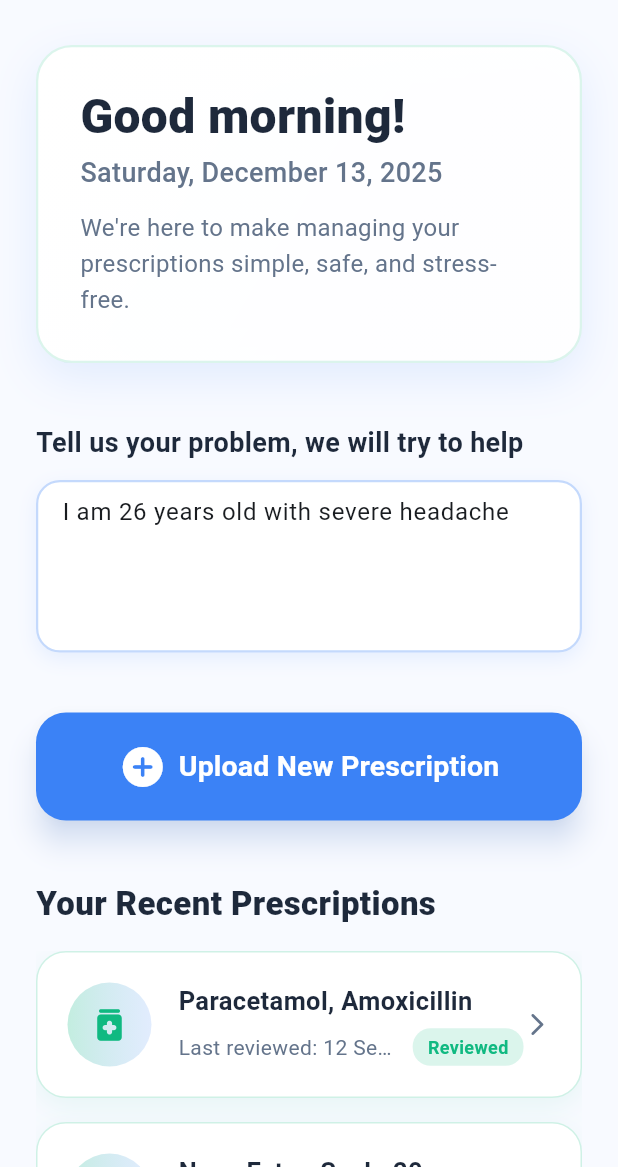
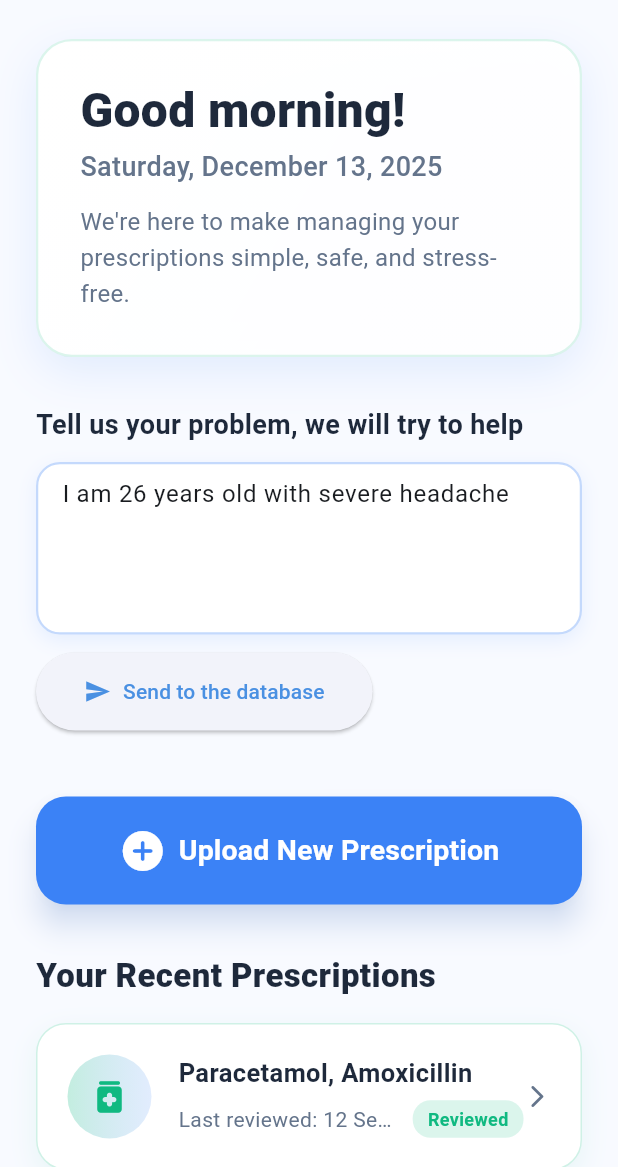
Before and after one commit to tasniamaha/Prescript_Sense, a Flutter app: the DashboardPage screen opened directly, on a phone screen of 412 x 824 dp, the part 69-1236 px from its top. Run offline on Flutter 3.47's test engine with Material 3 defaults, Android fonts, the phone set to English and light mode, and no system bars; our stand-ins replace image_picker.

Commit message:
Update dashboard_page_latest.dart

```diff
--- a/lib/dashboard_page_latest.dart
+++ b/lib/dashboard_page_latest.dart
@@ -1,12 +1,14 @@
 import 'package:flutter/material.dart';
+import 'package:http/http.dart' as http;
+import 'dart:convert';
+
 import 'prescription_upload_page.dart';
 import 'auth_service.dart';
 import 'landing_page.dart';
-import 'reminder_list_page.dart'; // Add this import
+import 'reminder_list_page.dart';
 import 'profile_page.dart';
 import 'medicine_list_page.dart';
 
-// Calming & Welcoming Palette – matching the Landing Page's futuristic yet soothing vibe
 const Color _deepIndigo = Color(0xFF1E3A8A);
 const Color _softBlue = Color(0xFF3B82F6);
 const Color _emerald = Color(0xFF10B981);
@@ -15,8 +17,53 @@ const Color _cardBackground = Colors.white;
 const Color _textPrimary = Color(0xFF1E293B);
 const Color _textSecondary = Color(0xFF64748B);
 
-class DashboardPage extends StatelessWidget {
+class DashboardPage extends StatefulWidget {
   const DashboardPage({super.key});
+
+  @override
+  State<DashboardPage> createState() => _DashboardPageState();
+}
+
+class _DashboardPageState extends State<DashboardPage> {
+  final TextEditingController _problemController = TextEditingController(
+      text: "I am 26 years old with severe headache");
+  String _geminiResponse = "";
+  bool _isLoading = false;
+
+  Future<void> sendToGemini(String userText) async {
+    setState(() {
+      _isLoading = true;
+    });
+
+    try {
+      final uri = Uri.parse("https://your-gemini-api-endpoint.com/ask");
+      final response = await http.post(
+        uri,
+        headers: {"Content-Type": "application/json"},
+        body: jsonEncode({"query": userText}),
+      );
+
+      if (response.statusCode == 200) {
+        final data = jsonDecode(response.body);
+        setState(() {
+          _geminiResponse = data['answer'] ?? "No response from our database";
+        });
+      } else {
+        setState(() {
+          _geminiResponse =
+              "Failed to get response: ${response.statusCode}";
+        });
+      }
+    } catch (e) {
+      setState(() {
+        _geminiResponse = "Error sending checking: $e";
+      });
+    } finally {
+      setState(() {
+        _isLoading = false;
+      });
+    }
+  }
 
   @override
   Widget build(BuildContext context) {
@@ -61,12 +108,12 @@ class DashboardPage extends StatelessWidget {
           const SizedBox(width: 8),
         ],
       ),
-      body: Padding(
-        padding: const EdgeInsets.symmetric(horizontal: 24.0),
+      body: SingleChildScrollView(
+        padding: const EdgeInsets.symmetric(horizontal: 24, vertical: 16),
         child: Column(
           crossAxisAlignment: CrossAxisAlignment.start,
           children: [
-            const SizedBox(height: 20),
+            // Welcome Card
             Container(
               width: double.infinity,
               padding: const EdgeInsets.all(28),
@@ -123,9 +170,9 @@ class DashboardPage extends StatelessWidget {
               ),
             ),
 
-            const SizedBox(height: 40),
+            const SizedBox(height: 32),
 
-            // Comment box section
+            // Gemini Comment Box
             Text(
               'Tell us your problem, we will try to help',
               style: TextStyle(
@@ -150,17 +197,42 @@ class DashboardPage extends StatelessWidget {
                 ],
               ),
               child: TextField(
+                controller: _problemController,
                 maxLines: 4,
-                controller: TextEditingController(text: "I am 26 years old with severe headache"),
-                decoration: InputDecoration(
+                decoration: const InputDecoration(
                   border: InputBorder.none,
                   hintText: "Describe your problem here...",
                 ),
               ),
             ),
+            const SizedBox(height: 12),
+            ElevatedButton.icon(
+              onPressed: _isLoading
+                  ? null
+                  : () {
+                      sendToGemini(_problemController.text);
+                    },
+              icon: const Icon(Icons.send),
+              label: Text(_isLoading ? "Sending..." : "Send to the database"),
+            ),
+            const SizedBox(height: 12),
+            if (_geminiResponse.isNotEmpty)
+              Container(
+                width: double.infinity,
+                padding: const EdgeInsets.all(16),
+                decoration: BoxDecoration(
+                  color: Colors.grey[200],
+                  borderRadius: BorderRadius.circular(12),
+                ),
+                child: Text(
+                  _geminiResponse,
+                  style: const TextStyle(fontSize: 16, color: Colors.black87),
+                ),
+              ),
 
-            const SizedBox(height: 40),
+            const SizedBox(height: 32),
 
+            // Upload Prescription
             SizedBox(
               width: double.infinity,
               height: 72,
@@ -191,8 +263,9 @@ class DashboardPage extends StatelessWidget {
               ),
             ),
 
-            const SizedBox(height: 40),
+            const SizedBox(height: 32),
 
+            // Recent Prescriptions Title
             Text(
               'Your Recent Prescriptions',
               style: TextStyle(
@@ -204,9 +277,7 @@ class DashboardPage extends StatelessWidget {
 
             const SizedBox(height: 16),
 
-            Expanded(
-              child: ListView(
-                children: [
+            // Prescription Cards
             _PrescriptionHistoryCard(
               date: '12 Sep 2025',
               medicines: 'Paracetamol, Amoxicillin',
@@ -223,6 +294,8 @@ class DashboardPage extends StatelessWidget {
               status: 'Reviewed',
             ),
             const SizedBox(height: 30),
+
+            // Reminders Button
             SizedBox(
               width: double.infinity,
               height: 60,
@@ -254,7 +327,9 @@ class DashboardPage extends StatelessWidget {
               ),
             ),
 
-                  const SizedBox(height: 40),
+            const SizedBox(height: 24),
+
+            // Medicine Database Button
             SizedBox(
               width: double.infinity,
               height: 60,
@@ -286,9 +361,8 @@ class DashboardPage extends StatelessWidget {
                 ),
               ),
             ),
-                ],
-              ),
-            ),
+
+            const SizedBox(height: 32),
           ],
         ),
       ),
@@ -365,7 +439,8 @@ class _PrescriptionHistoryCard extends StatelessWidget {
                     ),
                     const SizedBox(width: 12),
                     Container(
-                      padding: const EdgeInsets.symmetric(horizontal: 10, vertical: 4),
+                      padding:
+                          const EdgeInsets.symmetric(horizontal: 10, vertical: 4),
                       decoration: BoxDecoration(
                         color: _emerald.withOpacity(0.15),
                         borderRadius: BorderRadius.circular(12),
```
Lines whose indentation alone changed are shown as unchanged.
